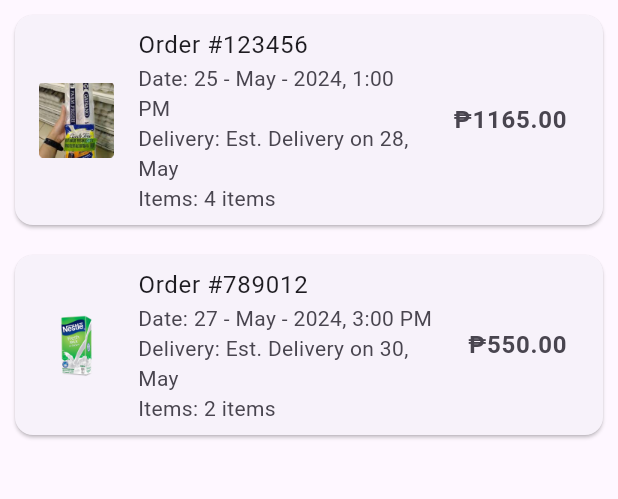
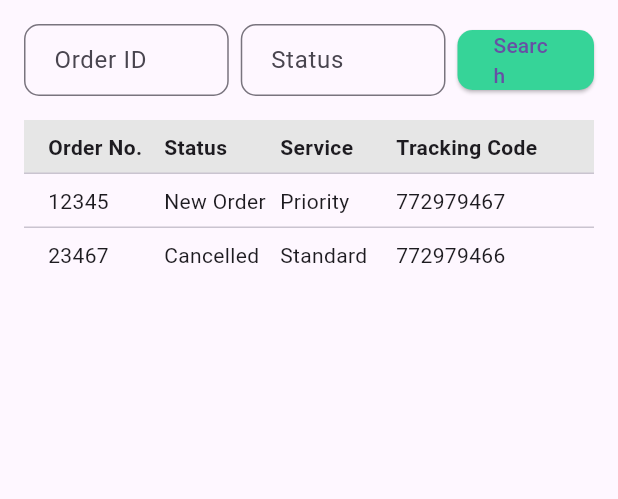
Before and after one commit to khael-apus/admin_momo, a Flutter app: the Adminhome screen opened by its route, after a tap on "Order Monitoring", on a phone screen of 412 x 824 dp, the part 84-583 px from its top. Run offline on Flutter 3.47's test engine with Material 3 defaults, Android fonts, the phone set to English and light mode, and no system bars; our stand-ins replace cloud_firestore, firebase_auth; accounts and stored records are empty.

Commit message:
added comment

```diff
--- a/lib/adminhome.dart
+++ b/lib/adminhome.dart
@@ -156,30 +156,6 @@ class _AdminHomeState extends State<Adminhome> {
             ),
         ],
       ),
-      bottomNavigationBar: BottomNavigationBar(
-        selectedItemColor: const Color.fromARGB(255, 27, 145, 125),
-        unselectedItemColor: Colors.grey,
-        showSelectedLabels: true,
-        showUnselectedLabels: true,
-        items: const [
-          BottomNavigationBarItem(
-            icon: Icon(Icons.home),
-            label: 'Dashboard',
-          ),
-          BottomNavigationBarItem(
-            icon: Icon(Icons.list),
-            label: 'Grocery List',
-          ),
-          BottomNavigationBarItem(
-            icon: Icon(Icons.directions_bike),
-            label: 'Riders List',
-          ),
-          BottomNavigationBarItem(
-            icon: Icon(Icons.people),
-            label: 'User  List',
-          ),
-        ],
-      ),
     );
   }
 
--- a/lib/order_monitoring.dart
+++ b/lib/order_monitoring.dart
@@ -7,22 +7,7 @@ class Order_monitoring extends StatefulWidget {
   State<Order_monitoring> createState() => _Order_monitoringState();
 }
 
-class _Order_monitoringState extends State<Order_monitoring>
-    with SingleTickerProviderStateMixin {
-  late TabController _tabController;
-
-  @override
-  void initState() {
-    super.initState();
-    _tabController = TabController(length: 1, vsync: this);
-  }
-
-  @override
-  void dispose() {
-    _tabController.dispose();
-    super.dispose();
-  }
-
+class _Order_monitoringState extends State<Order_monitoring> {
   @override
   Widget build(BuildContext context) {
     return Scaffold(
@@ -49,62 +34,105 @@ class _Order_monitoringState extends State<Order_monitoring>
         ),
         centerTitle: true,
       ),
-      body: TabBarView(
-        controller: _tabController,
+      body: Padding(
+        padding: const EdgeInsets.all(16.0),
+        child: Column(
           children: [
-          SingleChildScrollView(
-            child: Column(
-              children: const [
-                OrderCard(
-                  orderNumber: '123456',
-                  date: '25 - May - 2024, 1:00 PM',
-                  estimatedDelivery: 'Est. Delivery on 28, May',
-                  items: '4 items',
-                  price: '1165.00',
-                  imagePath: 'Momo_images/egg.png',
+            // Search and Filter Row
+            Row(
+              children: [
+                Expanded(
+                  flex: 3,
+                  child: TextField(
+                    decoration: InputDecoration(
+                      hintText: 'Order ID',
+                      border: OutlineInputBorder(
+                        borderRadius: BorderRadius.circular(10.0),
                       ),
-                OrderCard(
-                  orderNumber: '789012',
-                  date: '27 - May - 2024, 3:00 PM',
-                  estimatedDelivery: 'Est. Delivery on 30, May',
-                  items: '2 items',
-                  price: '550.00',
-                  imagePath: 'Momo_images/nestle.png',
+                      contentPadding: const EdgeInsets.symmetric(
+                        horizontal: 16,
+                        vertical: 8,
                       ),
-              ],
+                    ),
+                  ),
+                ),
+                const SizedBox(width: 8),
+                Expanded(
+                  flex: 3,
+                  child: TextField(
+                    decoration: InputDecoration(
+                      hintText: 'Status',
+                      border: OutlineInputBorder(
+                        borderRadius: BorderRadius.circular(10.0),
+                      ),
+                      contentPadding: const EdgeInsets.symmetric(
+                        horizontal: 16,
+                        vertical: 8,
+                      ),
+                    ),
+                  ),
+                ),
+                const SizedBox(width: 8),
+                Expanded(
+                  flex: 2,
+                  child: ElevatedButton(
+                    onPressed: () {},
+                    style: ElevatedButton.styleFrom(
+                      backgroundColor: const Color(0xFF36D498),
+                      shape: RoundedRectangleBorder(
+                        borderRadius: BorderRadius.circular(10.0),
+                      ),
+                    ),
+                    child: const Text('Search'),
                   ),
                 ),
               ],
             ),
-    );
-  }
-
-  Widget _buildDashboardCard({
-    required Widget child,
-    required String label,
-    required String routeName,
-  }) {
-    return Card(
-      shape: RoundedRectangleBorder(
-        borderRadius: BorderRadius.circular(10.0),
+            const SizedBox(height: 16),
+            // Table Headers
+            Container(
+              color: const Color(0xFFE6E6E6),
+              padding: const EdgeInsets.symmetric(vertical: 8, horizontal: 16),
+              child: Row(
+                children: const [
+                  Expanded(
+                      flex: 2,
+                      child: Text('Order No.',
+                          style: TextStyle(fontWeight: FontWeight.bold))),
+                  Expanded(
+                      flex: 2,
+                      child: Text('Status',
+                          style: TextStyle(fontWeight: FontWeight.bold))),
+                  Expanded(
+                      flex: 2,
+                      child: Text('Service',
+                          style: TextStyle(fontWeight: FontWeight.bold))),
+                  Expanded(
+                      flex: 3,
+                      child: Text('Tracking Code',
+                          style: TextStyle(fontWeight: FontWeight.bold))),
+                ],
               ),
-      color: const Color.fromARGB(255, 54, 212, 152),
-      child: InkWell(
-        onTap: () {
-          Navigator.pushNamed(context, routeName);
-        },
-        child: Column(
-          mainAxisAlignment: MainAxisAlignment.center,
+            ),
+            const Divider(height: 0, thickness: 1),
+            // Table Rows
+            Expanded(
+              child: ListView(
                 children: [
-            child,
-            const SizedBox(height: 10),
-            Text(
-              label,
-              textAlign: TextAlign.center,
-              style: const TextStyle(
-                color: Colors.white,
-                fontWeight: FontWeight.bold,
-                fontSize: 16,
+                  _buildTableRow(
+                    orderNo: '12345',
+                    status: 'New Order',
+                    service: 'Priority',
+                    trackingCode: '772979467',
+                  ),
+                  const Divider(height: 0, thickness: 1),
+                  _buildTableRow(
+                    orderNo: '23467',
+                    status: 'Cancelled',
+                    service: 'Standard',
+                    trackingCode: '772979466',
+                  ),
+                ],
               ),
             ),
           ],
@@ -112,49 +140,22 @@ class _Order_monitoringState extends State<Order_monitoring>
       ),
     );
   }
-}
 
-// Ensure you define the OrderCard widget.
-class OrderCard extends StatelessWidget {
-  final String orderNumber;
-  final String date;
-  final String estimatedDelivery;
-  final String items;
-  final String price;
-  final String imagePath;
-
-  const OrderCard({
-    super.key,
-    required this.orderNumber,
-    required this.date,
-    required this.estimatedDelivery,
-    required this.items,
-    required this.price,
-    required this.imagePath,
-  });
-
-  @override
-  Widget build(BuildContext context) {
-    return Card(
-      margin: const EdgeInsets.all(10),
-      child: ListTile(
-        leading: Image.asset(imagePath, width: 50, height: 50),
-        title: Text('Order #$orderNumber'),
-        subtitle: Column(
-          crossAxisAlignment: CrossAxisAlignment.start,
+  Widget _buildTableRow({
+    required String orderNo,
+    required String status,
+    required String service,
+    required String trackingCode,
+  }) {
+    return Padding(
+      padding: const EdgeInsets.symmetric(vertical: 8, horizontal: 16),
+      child: Row(
         children: [
-            Text('Date: $date'),
-            Text('Delivery: $estimatedDelivery'),
-            Text('Items: $items'),
+          Expanded(flex: 2, child: Text(orderNo)),
+          Expanded(flex: 2, child: Text(status)),
+          Expanded(flex: 2, child: Text(service)),
+          Expanded(flex: 3, child: Text(trackingCode)),
         ],
-        ),
-        trailing: Text(
-          '₱$price',
-          style: const TextStyle(
-            fontWeight: FontWeight.bold,
-            fontSize: 16,
-          ),
-        ),
       ),
     );
   }
```
Lines whose indentation alone changed are shown as unchanged.
